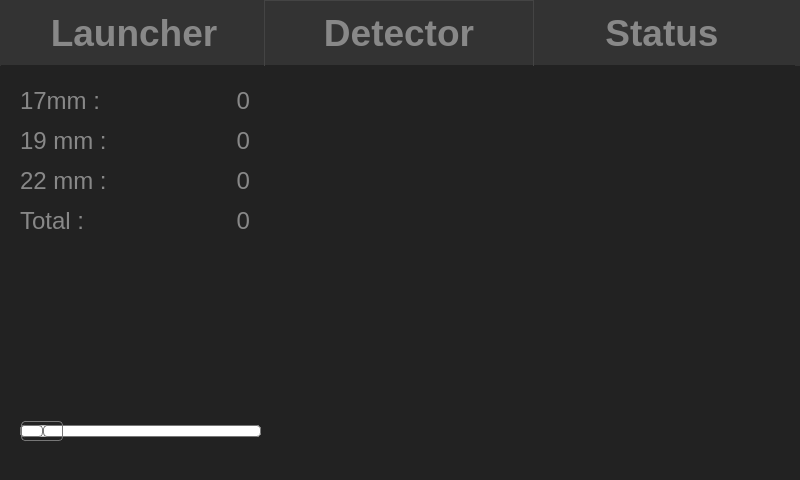
AlexVerschoot/MachineVisionGui, file mainwindow.ui: the form before one commit.
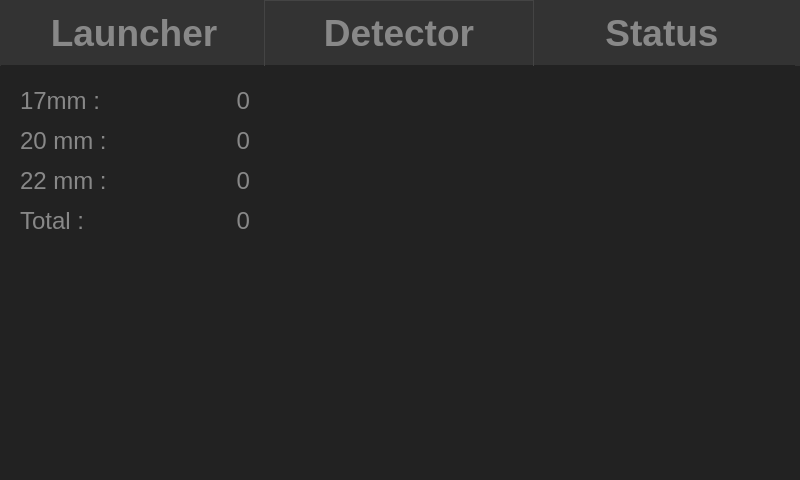
The form after the commit. The open tabs and pages were chosen to show the change. Icons and pictures are not drawn.

Commit message: updated the interface + deleted the motorcontrollerstartdialog

What changed in the file:
```diff
--- a/mainwindow.ui
+++ b/mainwindow.ui
@@ -352,86 +352,6 @@
      <attribute name="title">
       <string>Detector</string>
      </attribute>
-     <widget class="QSlider" name="servoMotorControl">
-      <property name="geometry">
-       <rect>
-        <x>20</x>
-        <y>350</y>
-        <width>241</width>
-        <height>27</height>
-       </rect>
-      </property>
-      <property name="autoFillBackground">
-       <bool>false</bool>
-      </property>
-      <property name="styleSheet">
-       <string notr="true">QSlider::groove:horizontal {
-border: 1px solid #bbb;
-background: white;
-height: 10px;
-border-radius: 4px;
-}
-
-QSlider::sub-page:horizontal {
-background: qlineargradient(x1: 0, y1: 0,    x2: 0, y2: 1,
-    stop: 0 #66e, stop: 1 #bbf);
-background: qlineargradient(x1: 0, y1: 0.2, x2: 1, y2: 1,
-    stop: 0 #bbf, stop: 1 #55f);
-border: 1px solid #777;
-height: 10px;
-border-radius: 4px;
-}
-
-QSlider::add-page:horizontal {
-background: #fff;
-border: 1px solid #777;
-height: 10px;
-border-radius: 4px;
-}
-
-QSlider::handle:horizontal {
-background: qlineargradient(x1:0, y1:0, x2:1, y2:1,
-    stop:0 #eee, stop:1 #ccc);
-border: 1px solid #777;
-width: 40px;
-margin-top: -5px;
-margin-bottom: -5px;
-border-radius: 4px;
-}
-
-QSlider::handle:horizontal:hover {
-background: qlineargradient(x1:0, y1:0, x2:1, y2:1,
-    stop:0 #fff, stop:1 #ddd);
-border: 1px solid #444;
-border-radius: 4px;
-}
-
-QSlider::sub-page:horizontal:disabled {
-background: #bbb;
-border-color: #999;
-}
-
-QSlider::add-page:horizontal:disabled {
-background: #eee;
-border-color: #999;
-}
-
-QSlider::handle:horizontal:disabled {
-background: #eee;
-border: 1px solid #aaa;
-border-radius: 4px;
-}</string>
-      </property>
-      <property name="maximum">
-       <number>2</number>
-      </property>
-      <property name="pageStep">
-       <number>1</number>
-      </property>
-      <property name="orientation">
-       <enum>Qt::Horizontal</enum>
-      </property>
-     </widget>
      <widget class="QLabel" name="labelPicture">
       <property name="geometry">
        <rect>
@@ -487,7 +407,7 @@
        <string notr="true">Color : #888;</string>
       </property>
       <property name="text">
-       <string>19 mm :</string>
+       <string>20 mm :</string>
       </property>
       <property name="alignment">
        <set>Qt::AlignLeading|Qt::AlignLeft|Qt::AlignVCenter</set>
```
Left out of the diff: 8 changed lines with no effect on the pictures. The commit also changes 7 other files.
